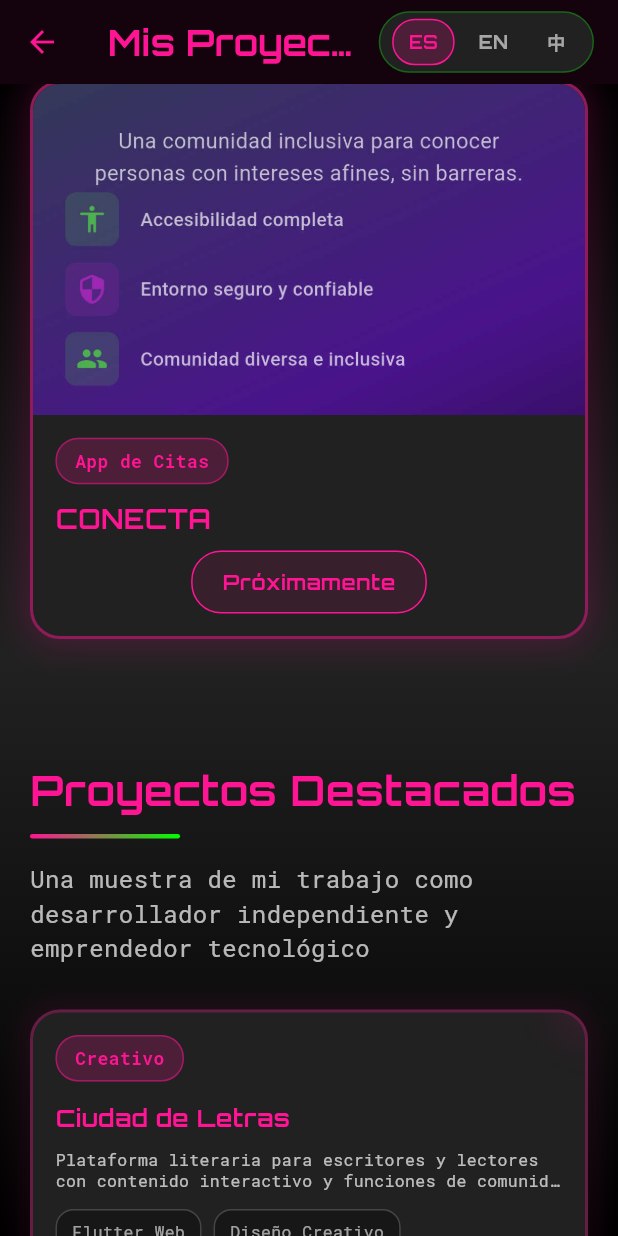
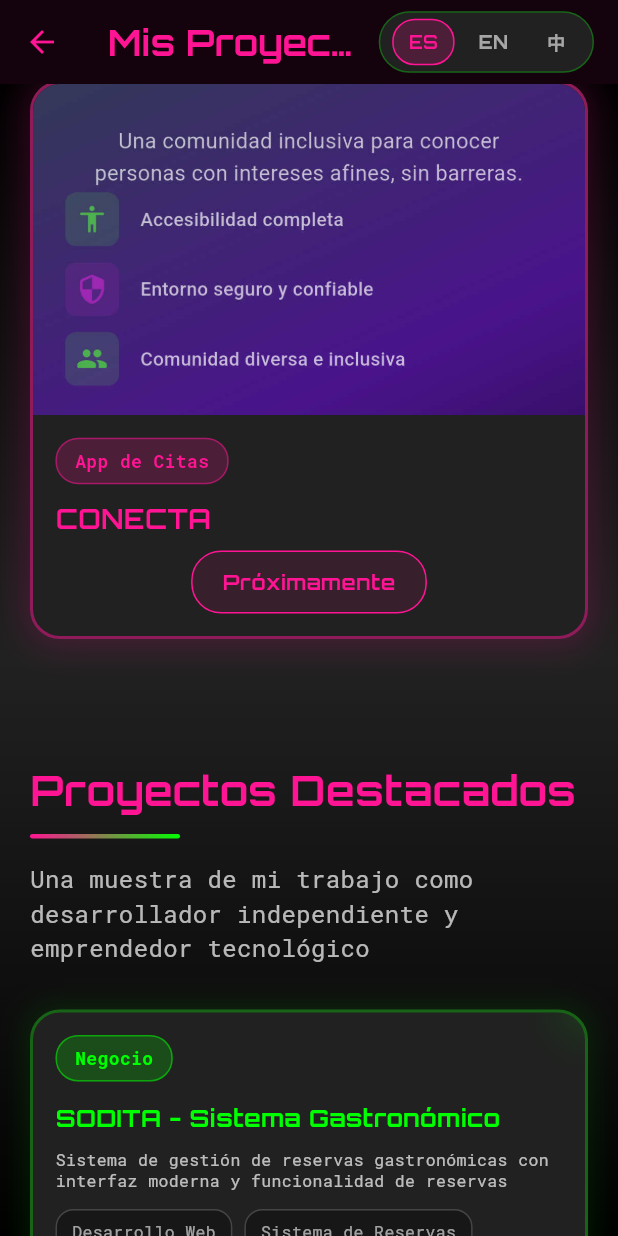
Before and after one commit to JiDomusic/miweb, a Flutter app: the ProyectosPage screen opened by its route, scrolled down 576 dp, on a phone screen of 412 x 824 dp. Run offline on Flutter 3.47's test engine with Material 3 defaults, Android fonts, the light colour scheme and no system bars; drawn by our look-alikes of flutter_animate; our stand-ins replace animated_text_kit, cloud_firestore, firebase_core, flutter_form_builder, flutter_staggered_animations, font_awesome_flutter and 1 more; missing offline and left inert: dart:html; accounts and stored records are empty; statements that could not run were skipped.

Commit message:
miweeeb 25

```diff
--- a/lib/proyectos_page.dart
+++ b/lib/proyectos_page.dart
@@ -18,6 +18,21 @@ class ProyectosPage extends StatelessWidget {
       builder: (context, languageProvider, child) {
         final List<Map<String, dynamic>> proyectos = [
           {
+            'titulo': 'SODITA - Sistema Gastronómico',
+            'descripcion': languageProvider.isEnglish
+              ? 'Restaurant reservation management system with modern interface and booking functionality'
+              : 'Sistema de gestión de reservas gastronómicas con interfaz moderna y funcionalidad de reservas',
+            'tecnologias': [
+              languageProvider.translate('web_development'),
+              'Sistema de Reservas',
+              'Gestión Gastronómica',
+              'UI/UX Design',
+            ],
+            'url': 'https://sodita-314e6.web.app/',
+            'categoria': languageProvider.translate('business'),
+            'color': Color(0xFF00FF00),
+          },
+          {
             'titulo': 'Ciudad de Letras',
             'descripcion': languageProvider.isEnglish
               ? 'Literary platform for writers and readers with interactive content and community features'
@@ -33,18 +48,27 @@ class ProyectosPage extends StatelessWidget {
             'color': Color(0xFFFF1493),
           },
           {
-            'titulo': 'SODITA - Sistema Gastronómico',
-            'descripcion': languageProvider.isEnglish
-              ? 'Restaurant reservation management system with modern interface and booking functionality'
-              : 'Sistema de gestión de reservas gastronómicas con interfaz moderna y funcionalidad de reservas',
+            'titulo': 'Kraken Reparaciones',
+            'descripcion': languageProvider.translate('kraken_desc'),
             'tecnologias': [
               languageProvider.translate('web_development'),
-              'Sistema de Reservas',
-              'Gestión Gastronómica',
-              'UI/UX Design',
+              languageProvider.translate('business_solutions'),
+              languageProvider.translate('contact_forms'),
             ],
-            'url': 'https://sodita-314e6.web.app/',
+            'url': 'https://krakenreparaciones.com/',
             'categoria': languageProvider.translate('business'),
+            'color': Color(0xFF00FF00),
+          },
+          {
+            'titulo': 'Biblio Walsh',
+            'descripcion': languageProvider.translate('biblio_walsh_desc'),
+            'tecnologias': [
+              languageProvider.translate('digital_platform'),
+              languageProvider.translate('education_tech'),
+              languageProvider.translate('database_management'),
+            ],
+            'url': 'https://bibliowalsh.org/',
+            'categoria': languageProvider.translate('education'),
             'color': Color(0xFF00FF00),
           },
           {
@@ -61,18 +85,6 @@ class ProyectosPage extends StatelessWidget {
             'color': Color(0xFFFF1493),
           },
           {
-            'titulo': 'Kraken Reparaciones',
-            'descripcion': languageProvider.translate('kraken_desc'),
-            'tecnologias': [
-              languageProvider.translate('web_development'),
-              languageProvider.translate('business_solutions'),
-              languageProvider.translate('contact_forms'),
-            ],
-            'url': 'https://krakenreparaciones.com/',
-            'categoria': languageProvider.translate('business'),
-            'color': Color(0xFF00FF00),
-          },
-          {
             'titulo': 'Punto Rojo Productora',
             'descripcion': languageProvider.translate('punto_rojo_desc'),
             'tecnologias': [
@@ -83,18 +95,6 @@ class ProyectosPage extends StatelessWidget {
             'url': 'https://www.puntorojoproductora.com.ar/',
             'categoria': languageProvider.translate('creative'),
             'color': Color(0xFFFF1493),
-          },
-          {
-            'titulo': 'Biblio Walsh',
-            'descripcion': languageProvider.translate('biblio_walsh_desc'),
-            'tecnologias': [
-              languageProvider.translate('digital_platform'),
-              languageProvider.translate('education_tech'),
-              languageProvider.translate('database_management'),
-            ],
-            'url': 'https://bibliowalsh.org/',
-            'categoria': languageProvider.translate('education'),
-            'color': Color(0xFF00FF00),
           },
         ];
 
```
Also changed, not shown: lib/home_page.dart (+29 -9 lines), assets/images/IMG_20250816_231709.jpg (added), 1 other file.
